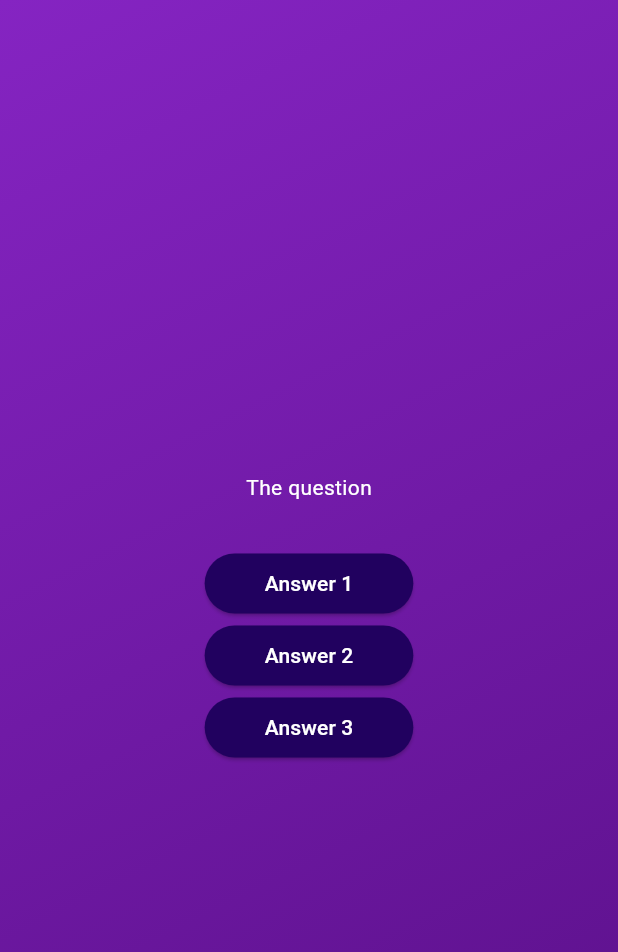
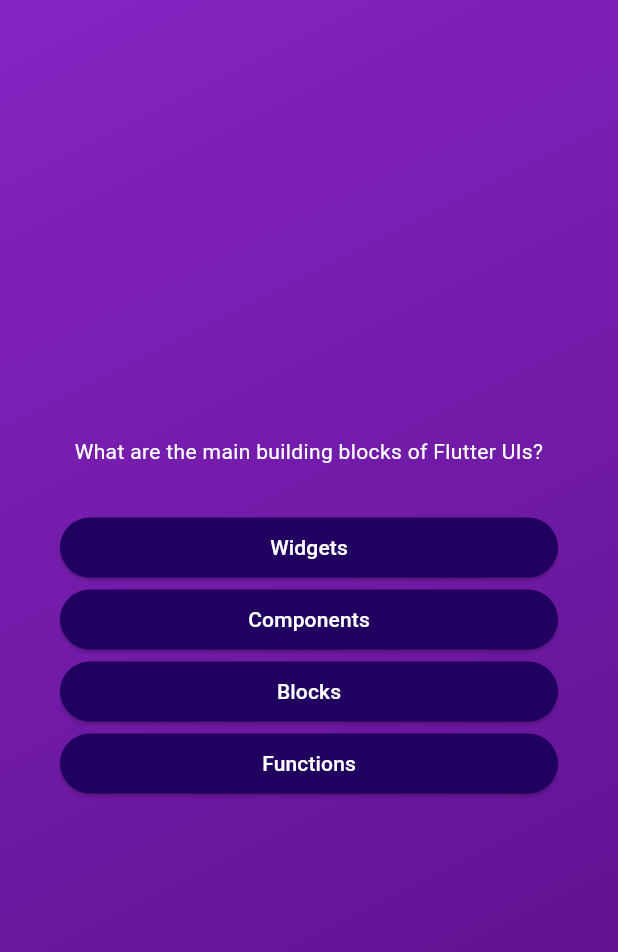
Before and after one commit to RahulSocialDev/flutter-quiz-basic, a Flutter app: the screen it shows after launch, after a tap on "Start Quiz", on a phone screen of 412 x 824 dp. Shown: the top 952 px of the screen. Run offline on Flutter 3.47's test engine with Material 3 defaults, Android fonts, the light colour scheme and no system bars.

Commit message:
fix: improved ui on question screen

```diff
--- a/lib/questions_screen.dart
+++ b/lib/questions_screen.dart
@@ -1,5 +1,6 @@
 import 'package:flutter/material.dart';
 import 'package:flutter_quiz_basic/answer_button.dart';
+import 'package:flutter_quiz_basic/data/questions.dart';
 
 class QuestionsScreen extends StatefulWidget {
   const QuestionsScreen({super.key});
@@ -13,31 +14,29 @@
 class _QuestionsScreenState extends State<QuestionsScreen> {
   @override
   Widget build(BuildContext context) {
+    final currentQuestion = questions[0];
+
     return SizedBox(
       width: double.infinity,
+      child: Container(
+        margin: const EdgeInsets.all(40),
         child: Column(
           mainAxisAlignment: MainAxisAlignment.center,
+          crossAxisAlignment: CrossAxisAlignment.stretch,
           children: [
-          const Text(
-            'The question',
-            style: TextStyle(color: Colors.white),
+            Text(
+              currentQuestion.text,
+              style: const TextStyle(color: Colors.white),
+              textAlign: TextAlign.center,
             ),
             const SizedBox(
               height: 30,
             ),
-          AnswerButton(
-            answerText: 'Answer 1',
-            onTap: () {},
+            ...currentQuestion.answers.map((answer) {
+              return AnswerButton(answerText: answer, onTap: () {});
+            })
+          ],
         ),
-          AnswerButton(
-            answerText: 'Answer 2',
-            onTap: () {},
-          ),
-          AnswerButton(
-            answerText: 'Answer 3',
-            onTap: () {},
-          )
-        ],
       ),
     );
   }
```
Also changed, not shown: 1 other file. Lines whose indentation alone changed are shown as unchanged.
